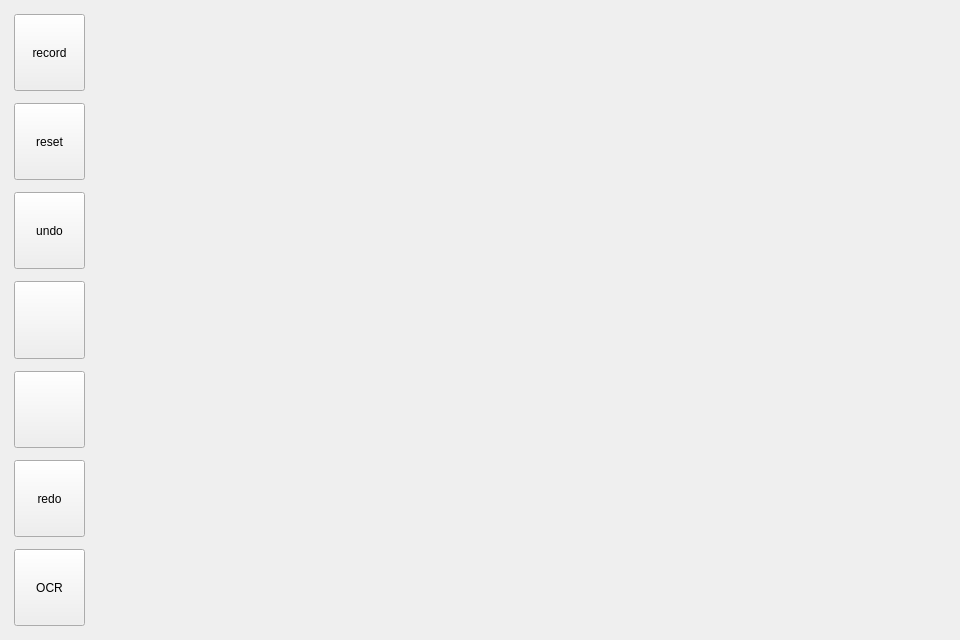
The window that app/ui/paint_widget.ui (xuguodong1999/COCR) describes before a commit, drawn with Qt 5.
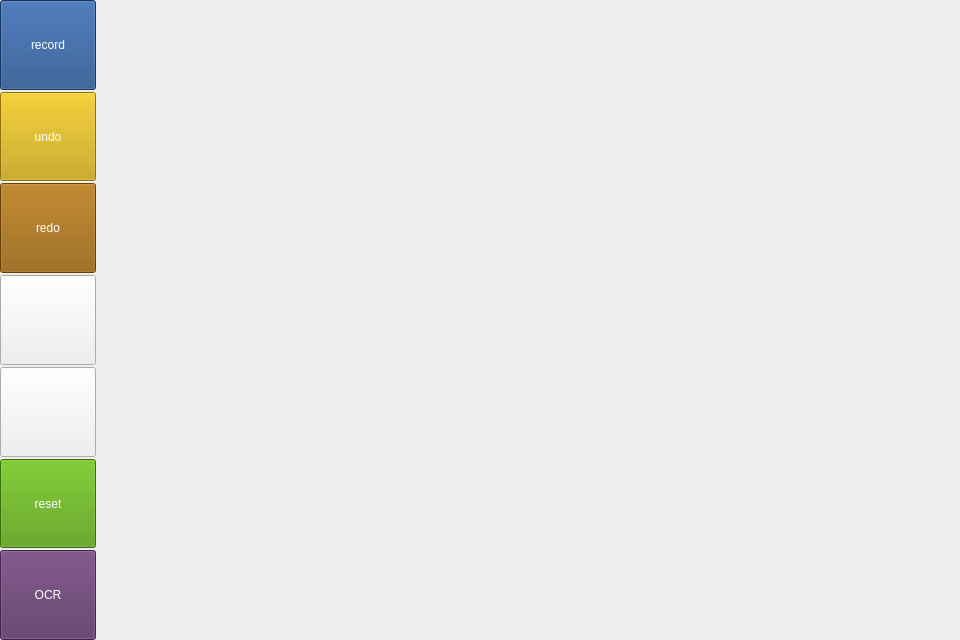
The same window after the commit.

```diff
--- a/app/ui/paint_widget.ui
+++ b/app/ui/paint_widget.ui
@@ -15,36 +15,36 @@
         </property>
         <layout class="QHBoxLayout" name="horizontalLayout" stretch="1,9">
             <property name="spacing">
-                <number>2</number>
+                <number>0</number>
             </property>
             <property name="leftMargin">
-                <number>2</number>
+                <number>0</number>
             </property>
             <property name="topMargin">
-                <number>2</number>
+                <number>0</number>
             </property>
             <property name="rightMargin">
-                <number>2</number>
+                <number>0</number>
             </property>
             <property name="bottomMargin">
-                <number>2</number>
+                <number>0</number>
             </property>
             <item>
                 <layout class="QVBoxLayout" name="paint_layout">
                     <property name="spacing">
-                        <number>12</number>
+                        <number>2</number>
                     </property>
                     <property name="leftMargin">
-                        <number>12</number>
+                        <number>0</number>
                     </property>
                     <property name="topMargin">
-                        <number>12</number>
+                        <number>0</number>
                     </property>
                     <property name="rightMargin">
-                        <number>12</number>
+                        <number>0</number>
                     </property>
                     <property name="bottomMargin">
-                        <number>12</number>
+                        <number>0</number>
                     </property>
                     <item>
                         <widget class="QToolButton" name="shot_btn">
@@ -54,24 +54,16 @@
                                     <verstretch>0</verstretch>
                                 </sizepolicy>
                             </property>
+                            <property name="styleSheet">
+                                <string notr="true">background-color: rgb(32, 74, 135);
+                                    color: rgb(255, 255, 255);
+                                </string>
+                            </property>
                             <property name="text">
                                 <string>record</string>
                             </property>
                         </widget>
                     </item>
-                    <item>
-                        <widget class="QToolButton" name="reset_btn">
-                            <property name="sizePolicy">
-                                <sizepolicy hsizetype="Preferred" vsizetype="Preferred">
-                                    <horstretch>0</horstretch>
-                                    <verstretch>0</verstretch>
-                                </sizepolicy>
-                            </property>
-                            <property name="text">
-                                <string>reset</string>
-                            </property>
-                        </widget>
-                    </item>
                     <item>
                         <widget class="QToolButton" name="undo_btn">
                             <property name="sizePolicy">
@@ -80,51 +72,16 @@
                                     <verstretch>0</verstretch>
                                 </sizepolicy>
                             </property>
+                            <property name="styleSheet">
+                                <string notr="true">background-color: rgb(196, 160, 0);
+                                    color: rgb(255, 255, 255);
+                                </string>
+                            </property>
                             <property name="text">
                                 <string>undo</string>
                             </property>
                         </widget>
                     </item>
-                    <item>
-                        <layout class="QHBoxLayout" name="dot_layout" stretch="9">
-                            <property name="spacing">
-                                <number>6</number>
-                            </property>
-                            <item>
-                                <widget class="QToolButton" name="dot_btn">
-                                    <property name="sizePolicy">
-                                        <sizepolicy hsizetype="Preferred" vsizetype="Preferred">
-                                            <horstretch>0</horstretch>
-                                            <verstretch>0</verstretch>
-                                        </sizepolicy>
-                                    </property>
-                                    <property name="text">
-                                        <string/>
-                                    </property>
-                                </widget>
-                            </item>
-                        </layout>
-                    </item>
-                    <item>
-                        <layout class="QHBoxLayout" name="color_layout" stretch="9">
-                            <property name="spacing">
-                                <number>6</number>
-                            </property>
-                            <item>
-                                <widget class="QToolButton" name="color_btn">
-                                    <property name="sizePolicy">
-                                        <sizepolicy hsizetype="Preferred" vsizetype="Preferred">
-                                            <horstretch>0</horstretch>
-                                            <verstretch>0</verstretch>
-                                        </sizepolicy>
-                                    </property>
-                                    <property name="text">
-                                        <string/>
-                                    </property>
-                                </widget>
-                            </item>
-                        </layout>
-                    </item>
                     <item>
                         <widget class="QToolButton" name="redo_btn">
                             <property name="sizePolicy">
@@ -133,11 +90,60 @@
                                     <verstretch>0</verstretch>
                                 </sizepolicy>
                             </property>
+                            <property name="styleSheet">
+                                <string notr="true">background-color: rgb(143, 89, 2);
+                                    color: rgb(255, 255, 255);
+                                </string>
+                            </property>
                             <property name="text">
                                 <string>redo</string>
                             </property>
                         </widget>
                     </item>
+                    <item>
+                        <widget class="QToolButton" name="dot_btn">
+                            <property name="sizePolicy">
+                                <sizepolicy hsizetype="Preferred" vsizetype="Preferred">
+                                    <horstretch>0</horstretch>
+                                    <verstretch>0</verstretch>
+                                </sizepolicy>
+                            </property>
+                            <property name="text">
+                                <string/>
+                            </property>
+                        </widget>
+                    </item>
+                    <item>
+                        <widget class="QToolButton" name="color_btn">
+                            <property name="sizePolicy">
+                                <sizepolicy hsizetype="Preferred" vsizetype="Preferred">
+                                    <horstretch>0</horstretch>
+                                    <verstretch>0</verstretch>
+                                </sizepolicy>
+                            </property>
+                            <property name="text">
+                                <string/>
+                            </property>
+                        </widget>
+                    </item>
+                    <item>
+                        <widget class="QToolButton" name="reset_btn">
+                            <property name="sizePolicy">
+                                <sizepolicy hsizetype="Preferred" vsizetype="Preferred">
+                                    <horstretch>0</horstretch>
+                                    <verstretch>0</verstretch>
+                                </sizepolicy>
+                            </property>
+                            <property name="styleSheet">
+                                <string notr="true">background-color: rgb(78, 154, 6);
+                                    color: rgb(255, 255, 255);
+                                </string>
+                            </property>
+                            <property name="text">
+                                <string>reset</string>
+                            </property>
+                        </widget>
+                    </item>
                     <item>
                         <widget class="QToolButton" name="ocr_btn">
                             <property name="sizePolicy">
@@ -146,6 +152,11 @@
                                     <verstretch>0</verstretch>
                                 </sizepolicy>
                             </property>
+                            <property name="styleSheet">
+                                <string notr="true">background-color: rgb(92, 53, 102);
+                                    color: rgb(255, 255, 255);
+                                </string>
+                            </property>
                             <property name="text">
                                 <string>OCR</string>
                             </property>
```
